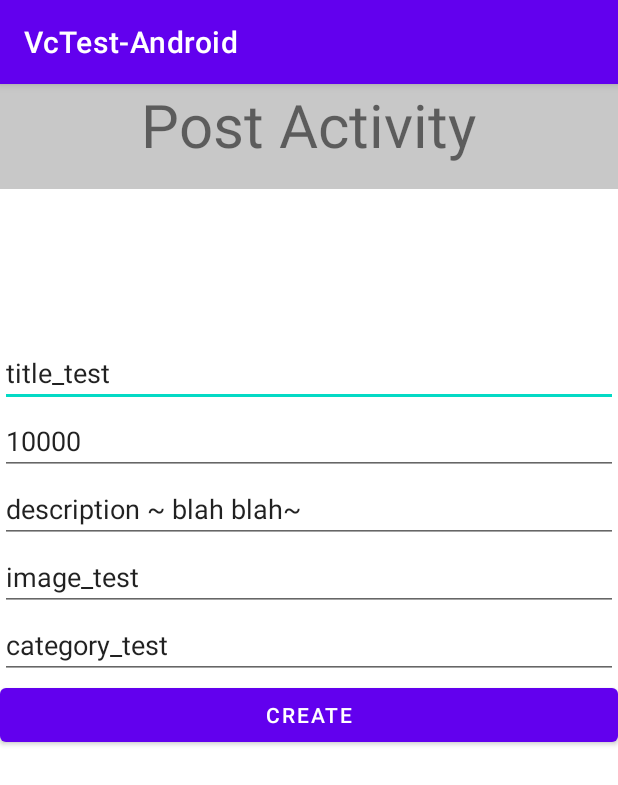
After one commit to ydjvchslf/vcTest-Android, an Android app: the PostActivity screen opened directly, with no data from a screen before it, on a phone screen of 412 x 824 dp. The commit adds this screen. Shown: the top 785 px of the screen. Run offline under Robolectric (Android 15) with nearby library versions, the phone set to English and light mode, and no system bars.

Commit message:
Retrofit - POST api 호출 & mock data 확인

```diff
--- a/app/src/main/AndroidManifest.xml
+++ b/app/src/main/AndroidManifest.xml
@@ -22,6 +22,9 @@
                 <category android:name="android.intent.category.LAUNCHER" />
             </intent-filter>
         </activity>
+        <!-- activity_post 추가 -->
+        <activity android:name=".PostActivity" />
+
     </application>
 
 </manifest>
--- /dev/null
+++ b/app/src/main/java/com/example/vctest_android/PostActivity.kt
@@ -0,0 +1,46 @@
+package com.example.vctest_android
+
+import androidx.appcompat.app.AppCompatActivity
+import android.os.Bundle
+import android.util.Log
+import android.widget.Button
+import android.widget.EditText
+import com.example.vctest_android.model.Product
+import com.example.vctest_android.retrofit.RetrofitManager
+import com.google.gson.Gson
+import com.google.gson.JsonElement
+import com.google.gson.JsonObject
+
+class PostActivity : AppCompatActivity() {
+
+    val TAG: String = "LOG"
+
+    override fun onCreate(savedInstanceState: Bundle?) {
+        super.onCreate(savedInstanceState)
+        setContentView(R.layout.activity_post)
+
+//        var title: EditText = findViewById(R.id.title)
+//        var titleString : String = title.text.toString()
+//
+//        val price: EditText = findViewById(R.id.price)
+//        var priceInt : Int = price.text.toString().toInt()
+//
+//        val description: EditText = findViewById(R.id.description)
+//        var descriptionString : String = description.text.toString()
+//
+//        val image: EditText = findViewById(R.id.image)
+//        var imageString : String = image.text.toString()
+//
+//        val category: EditText = findViewById(R.id.category)
+//        var categoryString : String = category.text.toString()
+
+        val createBtn: Button = findViewById(R.id.create_btn)
+        createBtn.setOnClickListener {
+            Log.d(TAG, "[PostActivity] 버튼 클릭")
+
+            RetrofitManager.postRequest()
+        }
+
+
+    }
+}
--- a/app/src/main/java/com/example/vctest_android/dateModel/User.kt
+++ /dev/null
@@ -1,3 +0,0 @@
-package com.example.vctest_android.dateModel
-
-data class User(val name: String="", val age: Int=0, val phone: String="", val status:Boolean=false)
--- a/app/src/main/java/com/example/vctest_android/utill/Constants.kt
+++ b/app/src/main/java/com/example/vctest_android/utill/Constants.kt
@@ -3,6 +3,8 @@ package com.example.vctest_android.utill
 class Constants {
 
     companion object{
-        const val BASE_URL = "http://192.168.1.26:8081"
+        //const val BASE_URL = "http://192.168.1.26:8081"
+        //dummy url
+        const val BASE_URL = "https://fakestoreapi.com"
     }
 }
--- a/app/src/main/res/layout/activity_main.xml
+++ b/app/src/main/res/layout/activity_main.xml
@@ -21,12 +21,12 @@
             android:text="GET"/>
 
         <Button
-            android:id="@+id/post_method_btn"
+            android:id="@+id/post_move_btn"
             android:layout_width="wrap_content"
             android:layout_height="wrap_content"
             android:layout_weight="1"
             android:layout_margin="5dp"
-            android:text="POST"/>
+            android:text="POST 이동"/>
 
         <Button
             android:id="@+id/put_method_btn"
--- /dev/null
+++ b/app/src/main/res/layout/activity_post.xml
@@ -0,0 +1,83 @@
+<?xml version="1.0" encoding="utf-8"?>
+<LinearLayout xmlns:android="http://schemas.android.com/apk/res/android"
+    xmlns:app="http://schemas.android.com/apk/res-auto"
+    xmlns:tools="http://schemas.android.com/tools"
+    android:layout_width="match_parent"
+    android:layout_height="match_parent"
+    tools:context=".PostActivity"
+    android:orientation="vertical">
+
+    <LinearLayout
+        android:layout_width="match_parent"
+        android:layout_height="match_parent"
+        android:layout_weight="10"
+        android:background="#C8C8C8"
+        android:orientation="vertical">
+
+        <TextView
+            android:layout_width="wrap_content"
+            android:layout_height="wrap_content"
+            android:text="Post Activity"
+            android:layout_gravity="center"
+            android:textSize="40dp" />
+
+    </LinearLayout>
+
+    <LinearLayout
+        android:layout_width="match_parent"
+        android:layout_height="match_parent"
+        android:layout_weight="1"
+        android:layout_marginTop="100dp"
+        android:orientation="vertical">
+
+
+        <EditText
+            android:id="@+id/title"
+            android:layout_width="match_parent"
+            android:layout_height="wrap_content"
+            android:ems="10"
+            android:inputType="text"
+            android:text="title_test" />
+
+        <EditText
+            android:id="@+id/price"
+            android:layout_width="match_parent"
+            android:layout_height="wrap_content"
+            android:ems="10"
+            android:inputType="number"
+            android:text="10000" />
+
+        <EditText
+            android:id="@+id/description"
+            android:layout_width="match_parent"
+            android:layout_height="wrap_content"
+            android:ems="10"
+            android:inputType="textPersonName"
+            android:text="description ~ blah blah~" />
+
+        <EditText
+            android:id="@+id/image"
+            android:layout_width="match_parent"
+            android:layout_height="wrap_content"
+            android:ems="10"
+            android:inputType="textPersonName"
+            android:text="image_test" />
+
+        <EditText
+            android:id="@+id/category"
+            android:layout_width="match_parent"
+            android:layout_height="wrap_content"
+            android:ems="10"
+            android:inputType="textPersonName"
+            android:text="category_test" />
+
+        <Button
+            android:id="@+id/create_btn"
+            android:layout_width="match_parent"
+            android:layout_height="wrap_content"
+            android:text="CREATE" />
+    </LinearLayout>
+
+
+
+</LinearLayout>
```
Also changed, not shown: app/src/main/java/com/example/vctest_android/MainActivity.kt (+10 -4 lines), app/src/main/java/com/example/vctest_android/model/Product.kt (added, +9 -0 lines), app/src/main/java/com/example/vctest_android/model/User.kt (added, +7 -0 lines), app/src/main/java/com/example/vctest_android/retrofit/ApiService.kt (+8 -1 lines), app/src/main/java/com/example/vctest_android/retrofit/RetrofitManager.kt (+25 -3 lines).
